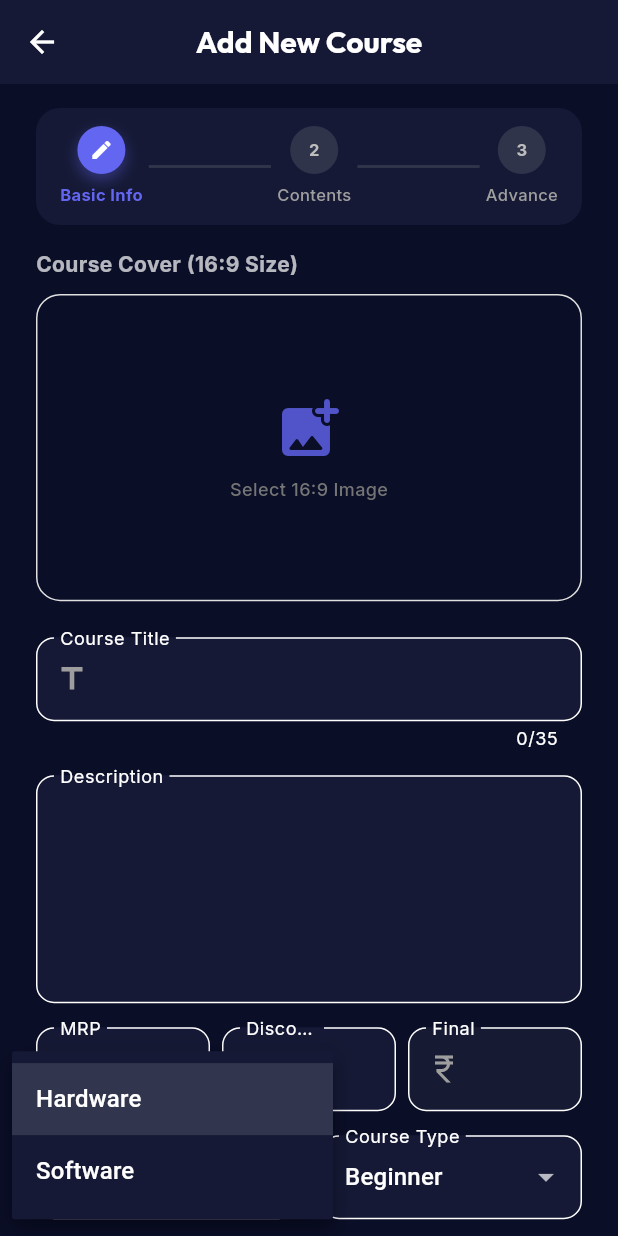
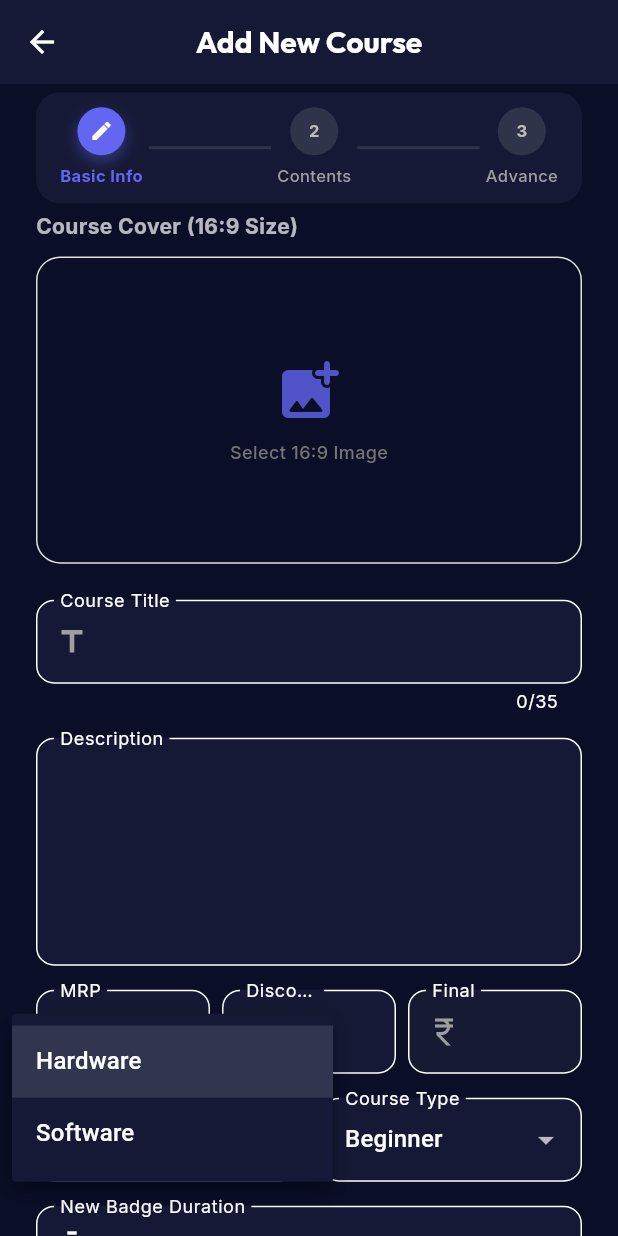
Before and after one commit to pappon1/FLTR_LME_APP, a Flutter app: the AddCourseScreen screen opened directly, after a tap on "Category", on a phone screen of 412 x 824 dp. Run offline on Flutter 3.47's test engine with Material 3 defaults, Android fonts, the phone set to English and light mode, and no system bars; our stand-ins replace cached_network_image, chewie, cloud_firestore, dio, file_picker, firebase_auth and 14 more; accounts and stored records are empty.

Commit message:
UI Finalization: Compact Collapsing Step Indicator with Reduced Gaps

```diff
--- a/lib/screens/courses/components/collapsing_step_indicator.dart
+++ b/lib/screens/courses/components/collapsing_step_indicator.dart
@@ -20,17 +20,9 @@ class CollapsingStepIndicator extends SliverPersistentHeaderDelegate {
     // Calculate collapse progress (0.0 to 1.0)
     final double progress = (shrinkOffset / (maxExtent - minExtent)).clamp(0.0, 1.0);
 
-    // Animate dimensions based on progress
-    final double cardHeight = 120.0 - (progress * 50); // From 120 to 70
-    final double iconSize = 48.0 - (progress * 24); // From 32 to 20 approx range
-    final double fontSize = 11.0 - (progress * 11.0); // Fade out text completely or shrink? User said "chota hojaye" but maintain visibility. Let's make it 9.
-
-    // User requested "card ki size 4 dp he to flod hoke 2 dp hojaye".
-    // This is metaphorical for "Shrink by half".
-
     return Container(
-      color: Theme.of(context).scaffoldBackgroundColor, // Match background to hide content behind
-      padding: const EdgeInsets.symmetric(horizontal: 24, vertical: 12),
+      color: Theme.of(context).scaffoldBackgroundColor,
+      padding: const EdgeInsets.symmetric(horizontal: 24, vertical: 2), // Reduced vertical padding to 2
       child: Center(
         child: Container(
           decoration: BoxDecoration(
@@ -46,7 +38,7 @@ class CollapsingStepIndicator extends SliverPersistentHeaderDelegate {
           ),
           padding: EdgeInsets.symmetric(
             horizontal: 16,
-            vertical: 12 - (progress * 4) // Reduce padding slightly
+            vertical: 10 - (progress * 5)
           ),
           child: Row(
             mainAxisAlignment: MainAxisAlignment.spaceBetween,
@@ -67,10 +59,10 @@ class CollapsingStepIndicator extends SliverPersistentHeaderDelegate {
     bool isActive = currentStep >= step;
     bool isCurrent = currentStep == step;
 
-    // Scale down Size
-    double size = 32.0 - (progress * 10); // 32 -> 22
-    double iconScale = 16.0 - (progress * 4); // 16 -> 12
-    double fontSize = 11.0 - (progress * 3); // 11 -> 8
+    // Scale ranges
+    double size = 32.0 - (progress * 14); // 32 -> 18
+    double iconScale = 16.0 - (progress * 6); // 16 -> 10
+    double fontSize = 11.0 - (progress * 4); // 11 -> 7
 
     return Column(
       mainAxisSize: MainAxisSize.min,
@@ -91,10 +83,10 @@ class CollapsingStepIndicator extends SliverPersistentHeaderDelegate {
               : isActive ? Icon(Icons.check, size: iconScale, color: Colors.white) : Text('${step + 1}', style: TextStyle(fontSize: fontSize, fontWeight: FontWeight.bold, color: Colors.grey.shade400)),
           ),
         ),
-        if (progress < 0.6) ...[
+        if (progress < 0.8) ...[ // Hide text slightly earlier to prevent overflow
           SizedBox(height: 6 - (progress * 6)),
           Opacity(
-              opacity: (1.0 - progress * 1.5).clamp(0.0, 1.0),
+              opacity: (1.0 - progress * 2.0).clamp(0.0, 1.0), // Fade out fast
               child: Text(label, style: TextStyle(
                 fontSize: fontSize,
                 color: isActive ? AppTheme.primaryColor : Colors.grey.shade500,
@@ -117,10 +109,10 @@ class CollapsingStepIndicator extends SliverPersistentHeaderDelegate {
   }
 
   @override
-  double get maxExtent => 110.0; // Normal Height
+  double get maxExtent => 85.0; // Reduced from 110
 
   @override
-  double get minExtent => 70.0; // Collapsed Height
+  double get minExtent => 50.0; // Reduced from 70
 
   @override
   bool shouldRebuild(covariant CollapsingStepIndicator oldDelegate) {
```
